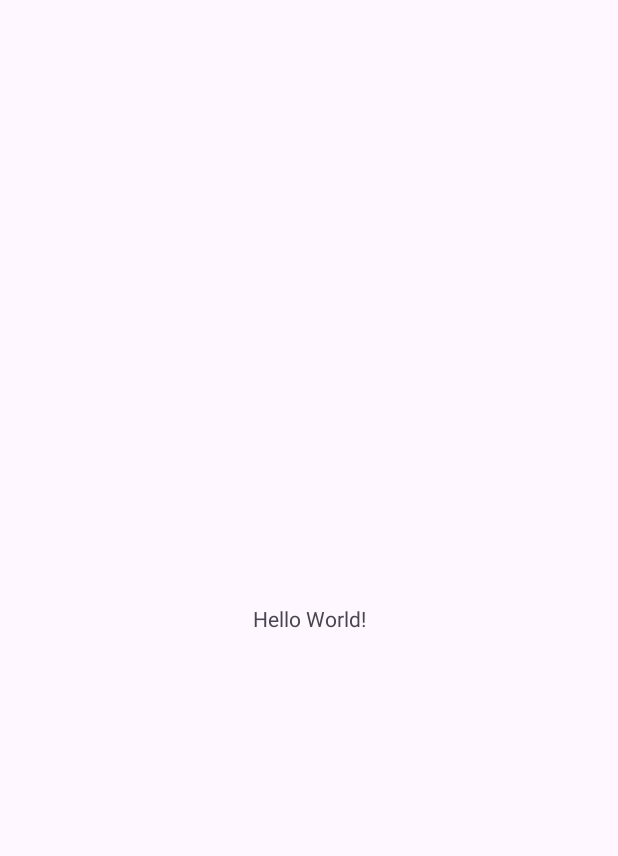
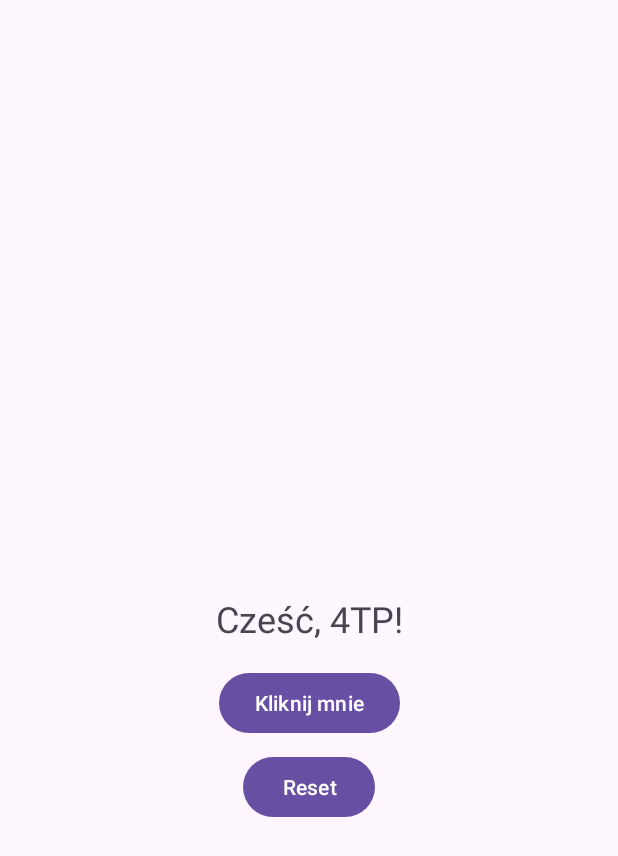
Before and after one commit to ckumonoue/HelloApp, an Android app: the screen it shows after launch (MainActivity), on a phone screen of 412 x 824 dp. Before the commit the part shown is almost empty. Shown: the top 856 px of the screen. Run offline under Robolectric (Android 15) with nearby library versions, the phone set to English and light mode, and no system bars.

Commit message:
feat: add greeting text and click counter

```diff
--- a/app/src/main/java/com/ckumonoue/helloapp/MainActivity.java
+++ b/app/src/main/java/com/ckumonoue/helloapp/MainActivity.java
@@ -1,6 +1,9 @@
 package com.ckumonoue.helloapp;
 
 import android.os.Bundle;
+import android.widget.Button;
+import android.widget.TextView;
+import android.widget.Toast;
 
 import androidx.activity.EdgeToEdge;
 import androidx.appcompat.app.AppCompatActivity;
@@ -9,6 +12,11 @@ import androidx.core.view.ViewCompat;
 import androidx.core.view.WindowInsetsCompat;
 
 public class MainActivity extends AppCompatActivity {
+
+    private TextView textGreeting;
+    private Button buttonClick;
+    private Button buttonReset;
+    private int clickCount = 0;
 
     @Override
     protected void onCreate(Bundle savedInstanceState) {
@@ -20,5 +28,20 @@ public class MainActivity extends AppCompatActivity {
             v.setPadding(systemBars.left, systemBars.top, systemBars.right, systemBars.bottom);
             return insets;
         });
+
+        textGreeting = findViewById(R.id.text_greeting);
+        buttonClick = findViewById(R.id.button_click);
+        buttonReset = findViewById(R.id.button_reset);
+
+        buttonClick.setOnClickListener(v -> {
+            clickCount++;
+            textGreeting.setText(getString(R.string.clicked_times, clickCount));
+            Toast.makeText(this, R.string.clicked, Toast.LENGTH_SHORT).show();
+        });
+
+        buttonReset.setOnClickListener(v -> {
+            clickCount = 0;
+            textGreeting.setText(R.string.greeting);
+        });
     }
 }
--- a/app/src/main/res/layout/activity_main.xml
+++ b/app/src/main/res/layout/activity_main.xml
@@ -9,12 +9,34 @@
     tools:context=".MainActivity">
 
     <TextView
+        android:id="@+id/text_greeting"
         android:layout_width="wrap_content"
         android:layout_height="wrap_content"
-        android:text="Hello World!"
+        android:text="@string/greeting"
+        android:textSize="24sp"
         app:layout_constraintBottom_toBottomOf="parent"
         app:layout_constraintEnd_toEndOf="parent"
         app:layout_constraintStart_toStartOf="parent"
         app:layout_constraintTop_toTopOf="parent" />
 
+    <Button
+        android:id="@+id/button_click"
+        android:layout_width="wrap_content"
+        android:layout_height="wrap_content"
+        android:layout_marginTop="16dp"
+        android:text="@string/button_click"
+        app:layout_constraintEnd_toEndOf="parent"
+        app:layout_constraintStart_toStartOf="parent"
+        app:layout_constraintTop_toBottomOf="@id/text_greeting" />
+
+    <Button
+        android:id="@+id/button_reset"
+        android:layout_width="wrap_content"
+        android:layout_height="wrap_content"
+        android:layout_marginTop="8dp"
+        android:text="@string/button_reset"
+        app:layout_constraintEnd_toEndOf="parent"
+        app:layout_constraintStart_toStartOf="parent"
+        app:layout_constraintTop_toBottomOf="@id/button_click" />
+
 </androidx.constraintlayout.widget.ConstraintLayout>
--- a/app/src/main/res/values/strings.xml
+++ b/app/src/main/res/values/strings.xml
@@ -1,3 +1,8 @@
 <resources>
     <string name="app_name">HelloApp</string>
+    <string name="greeting">Cześć, 4TP!</string>
+    <string name="button_click">Kliknij mnie</string>
+    <string name="button_reset">Reset</string>
+    <string name="clicked">Kliknięto!</string>
+    <string name="clicked_times">Liczba kliknięć: %1$d</string>
 </resources>
```
